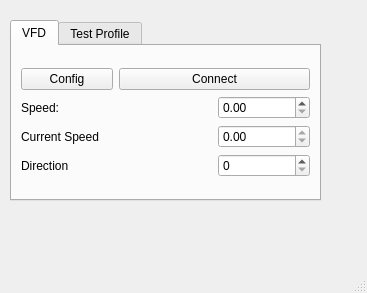
First picture: the form in mainwindow.ui, repository ngocminhdao88/Test_Stand, before the edit.
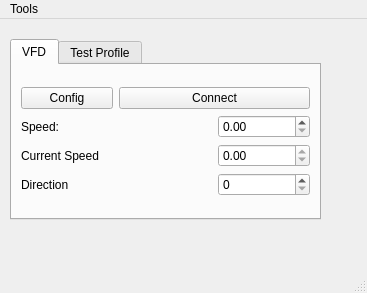
Second picture: the form after the edit.

Commit message: Fixed some small bug in ErrorLogger class. Added a menu to view error log file with notepad

Diff of the .ui file:
```diff
--- a/mainwindow.ui
+++ b/mainwindow.ui
@@ -228,6 +228,13 @@
      <height>22</height>
     </rect>
    </property>
+   <widget class="QMenu" name="menuHelp">
+    <property name="title">
+     <string>Tools</string>
+    </property>
+    <addaction name="actionViewErrorLog"/>
+   </widget>
+   <addaction name="menuHelp"/>
   </widget>
   <widget class="QStatusBar" name="statusbar"/>
  </widget>
```
Left out of the diff: 8 changed lines with no effect on the pictures. The commit also changes 3 other files.
